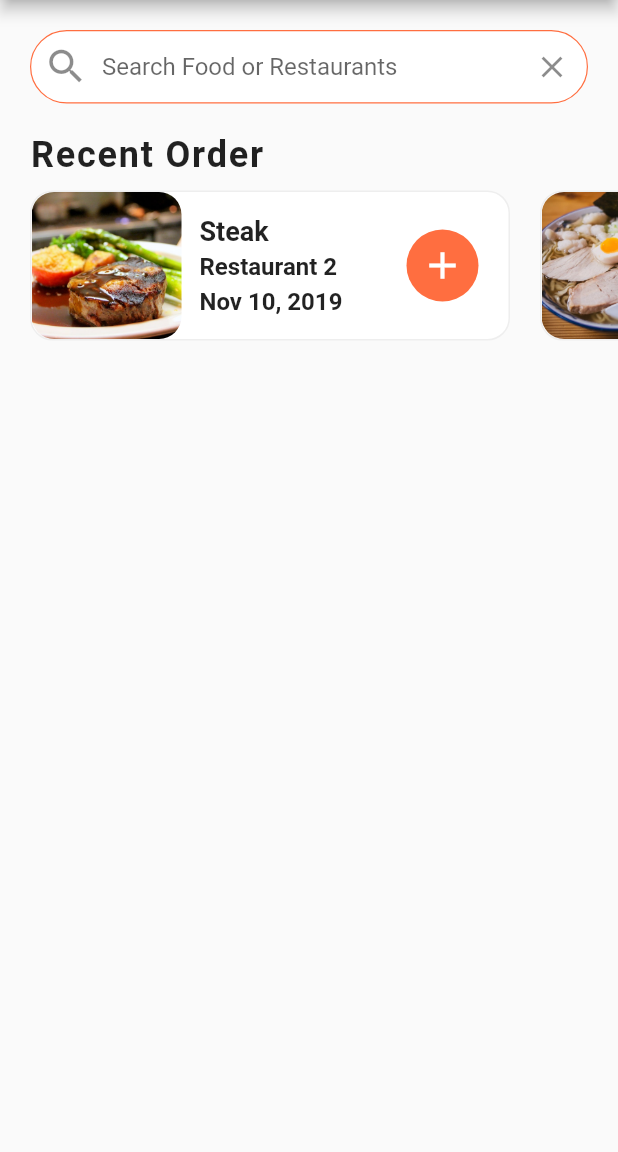
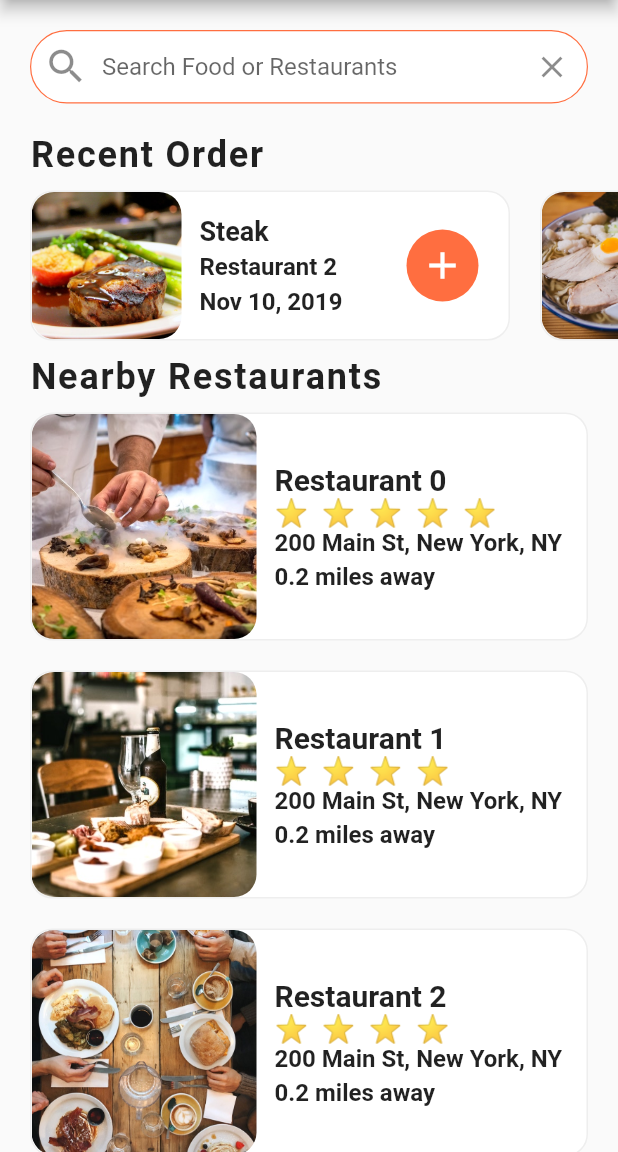
Before and after one commit to DitoCahyaPratama/flutter-food-delivery, a Flutter app: the screen it shows after launch, on a phone screen of 412 x 824 dp, the part 84-1236 px from its top. Run offline on Flutter 3.47's test engine with Material 2 defaults, Android fonts, the phone set to English and light mode, and no system bars.

Commit message:
Create Nearby Restaurants

```diff
--- a/lib/screens/home_screen.dart
+++ b/lib/screens/home_screen.dart
@@ -1,5 +1,7 @@
 import 'package:flutter/material.dart';
 import 'package:flutter_food_delivery_ui/data/data.dart';
+import 'package:flutter_food_delivery_ui/models/restaurant.dart';
+import 'package:flutter_food_delivery_ui/widgets/rating_stars.dart';
 import 'package:flutter_food_delivery_ui/widgets/recent_orders.dart';
 
 class HomeScreen extends StatefulWidget {
@@ -8,6 +10,78 @@ class HomeScreen extends StatefulWidget {
 }
 
 class _HomeScreenState extends State<HomeScreen> {
+  _buildRestaurants() {
+    List<Widget> restaurantList = [];
+    restaurants.forEach((Restaurant restaurant) {
+      restaurantList.add(
+        Container(
+          margin: EdgeInsets.symmetric(horizontal: 20.0, vertical: 10.0),
+          decoration: BoxDecoration(
+            color: Colors.white,
+            borderRadius: BorderRadius.circular(15.0),
+            border: Border.all(
+              width: 1.0,
+              color: Colors.grey[200],
+            ),
+          ),
+          child: Row(
+            children: <Widget>[
+              ClipRRect(
+                borderRadius: BorderRadius.circular(15.0),
+                child: Image(
+                  height: 150.0,
+                  width: 150.0,
+                  image: AssetImage(restaurant.imageUrl),
+                  fit: BoxFit.cover,
+                ),
+              ),
+              Expanded(
+                child: Container(
+                  margin: EdgeInsets.all(12.0),
+                  child: Column(
+                    mainAxisAlignment: MainAxisAlignment.center,
+                    crossAxisAlignment: CrossAxisAlignment.start,
+                    children: <Widget>[
+                      Text(
+                        restaurant.name,
+                        style: TextStyle(
+                          fontSize: 20.0,
+                          fontWeight: FontWeight.bold,
+                        ),
+                        overflow: TextOverflow.ellipsis,
+                      ),
+                      RatingStars(restaurant.rating),
+                      Text(
+                        restaurant.address,
+                        style: TextStyle(
+                          fontSize: 16.0,
+                          fontWeight: FontWeight.w600,
+                        ),
+                        overflow: TextOverflow.ellipsis,
+                      ),
+                      SizedBox(
+                        height: 4.0,
+                      ),
+                      Text(
+                        '0.2 miles away',
+                        style: TextStyle(
+                          fontSize: 16.0,
+                          fontWeight: FontWeight.w600,
+                        ),
+                        overflow: TextOverflow.ellipsis,
+                      ),
+                    ],
+                  ),
+                ),
+              ),
+            ],
+          ),
+        ),
+      );
+    });
+    return Column(children: restaurantList);
+  }
+
   @override
   Widget build(BuildContext context) {
     return Scaffold(
@@ -61,6 +135,23 @@ class _HomeScreenState extends State<HomeScreen> {
             ),
           ),
           RecentOrders(),
+          Column(
+            crossAxisAlignment: CrossAxisAlignment.start,
+            children: <Widget>[
+              Padding(
+                padding: EdgeInsets.symmetric(horizontal: 20.0),
+                child: Text(
+                  'Nearby Restaurants',
+                  style: TextStyle(
+                    fontSize: 24.0,
+                    fontWeight: FontWeight.w600,
+                    letterSpacing: 1.2,
+                  ),
+                ),
+              ),
+              _buildRestaurants(),
+            ],
+          ),
         ],
       ),
     );
--- /dev/null
+++ b/lib/widgets/rating_stars.dart
@@ -0,0 +1,20 @@
+import 'package:flutter/material.dart';
+
+class RatingStars extends StatelessWidget {
+  final int rating;
+
+  RatingStars(this.rating);
+
+  @override
+  Widget build(BuildContext context) {
+    String stars = '';
+    for (int i = 0; i < rating; i++) {
+      stars += '⭐  ';
+    }
+    stars.trim();
+    return Text(
+      stars,
+      style: TextStyle(fontSize: 18.0),
+    );
+  }
+}
```
